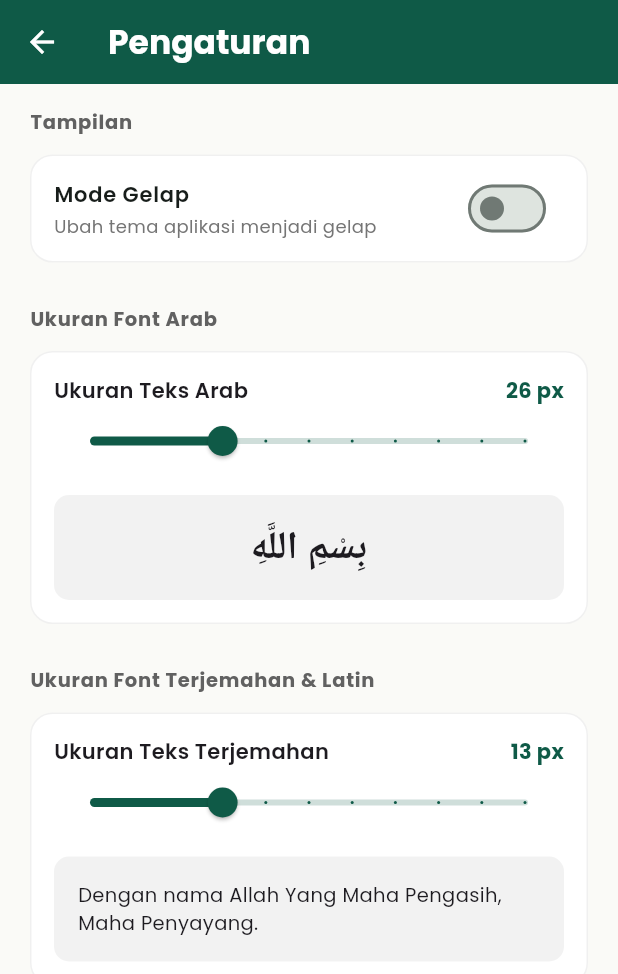
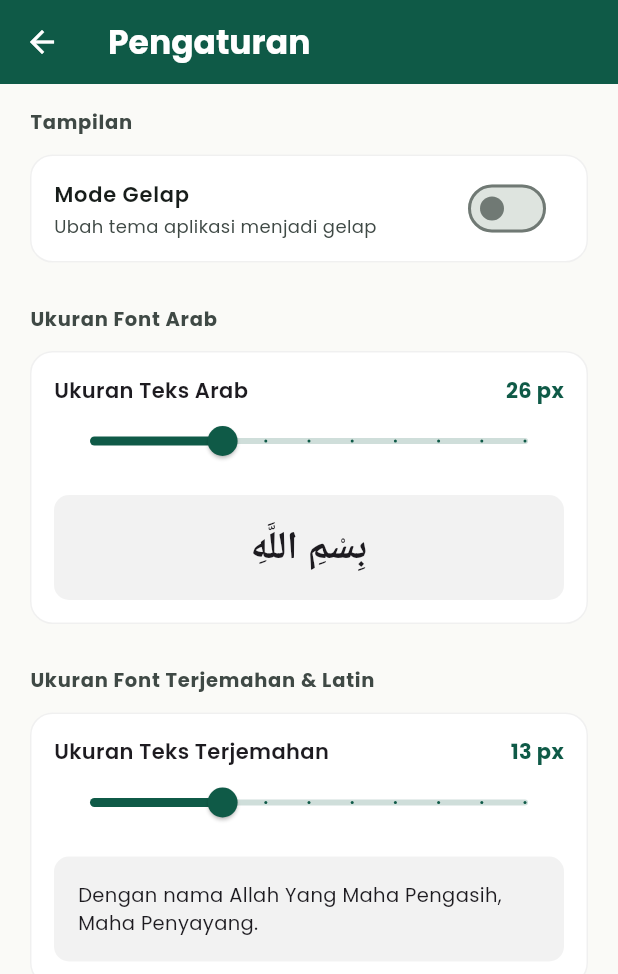
Before and after one commit to AGUN1505/quran_flutter, a Flutter app: the screen it shows after launch, after a tap on the "settings" icon, on a phone screen of 412 x 824 dp. Shown: the top 974 px of the screen. Run offline on Flutter 3.47's test engine with Material 3 defaults, Android fonts, the phone set to English and light mode, and no system bars; our stand-ins replace audioplayers, google_fonts, shared_preferences; network calls fail; Roboto replaces fonts that are missing (Amiri).

Commit message:
fix: memperbaiki bug tema

```diff
--- a/lib/screens/detail_screen.dart
+++ b/lib/screens/detail_screen.dart
@@ -59,7 +59,7 @@ class _DetailScreenState extends State<DetailScreen> {
     final themeColor = Theme.of(context).primaryColor;
 
     return Scaffold(
-      backgroundColor: const Color(0xFFFAFAF7),
+      backgroundColor: Theme.of(context).scaffoldBackgroundColor,
       appBar: AppBar(
         backgroundColor: themeColor,
         elevation: 0,
--- a/lib/screens/home_screen.dart
+++ b/lib/screens/home_screen.dart
@@ -38,7 +38,7 @@ class _HomeScreenState extends State<HomeScreen> {
     final accentColor = Theme.of(context).colorScheme.secondary;
 
     return Scaffold(
-      backgroundColor: const Color(0xFFFAFAF7),
+      backgroundColor: Theme.of(context).scaffoldBackgroundColor,
       body: SafeArea(
         child: Column(
           children: [
@@ -107,7 +107,7 @@ class _HomeScreenState extends State<HomeScreen> {
                   // Search Bar
                   Container(
                     decoration: BoxDecoration(
-                      color: Colors.white,
+                      color: Theme.of(context).cardColor,
                       borderRadius: BorderRadius.circular(15),
                       boxShadow: [
                         BoxShadow(
@@ -151,7 +151,7 @@ class _HomeScreenState extends State<HomeScreen> {
                           margin: const EdgeInsets.only(bottom: 12),
                           padding: const EdgeInsets.symmetric(horizontal: 16, vertical: 12),
                           decoration: BoxDecoration(
-                            color: Colors.white,
+                            color: Theme.of(context).cardColor,
                             borderRadius: BorderRadius.circular(15),
                           ),
                           child: Row(
--- a/lib/screens/settings_screen.dart
+++ b/lib/screens/settings_screen.dart
@@ -39,7 +39,7 @@ class SettingsScreen extends StatelessWidget {
             padding: const EdgeInsets.all(16.0),
             children: [
               // Theme Section Header
-              _buildSectionHeader('Tampilan'),
+              _buildSectionHeader(context, 'Tampilan'),
 
               // Theme Option Card
               Card(
@@ -62,7 +62,7 @@ class SettingsScreen extends StatelessWidget {
                     'Ubah tema aplikasi menjadi gelap',
                     style: GoogleFonts.poppins(
                       fontSize: 12,
-                      color: Colors.grey[600],
+                      color: Theme.of(context).colorScheme.onSurfaceVariant,
                     ),
                   ),
                   value: isDark,
@@ -73,7 +73,7 @@ class SettingsScreen extends StatelessWidget {
               const SizedBox(height: 24),
 
               // Font Size Section Header
-              _buildSectionHeader('Ukuran Font Arab'),
+              _buildSectionHeader(context, 'Ukuran Font Arab'),
 
               // Arabic Font Size Card
               Card(
@@ -144,7 +144,7 @@ class SettingsScreen extends StatelessWidget {
               const SizedBox(height: 24),
 
               // Latin/Translation Font Size Section Header
-              _buildSectionHeader('Ukuran Font Terjemahan & Latin'),
+              _buildSectionHeader(context, 'Ukuran Font Terjemahan & Latin'),
 
               // Translation Font Size Card
               Card(
@@ -215,7 +215,7 @@ class SettingsScreen extends StatelessWidget {
     );
   }
 
-  Widget _buildSectionHeader(String title) {
+  Widget _buildSectionHeader(BuildContext context, String title) {
     return Padding(
       padding: const EdgeInsets.only(left: 4.0, bottom: 8.0),
       child: Text(
@@ -223,7 +223,7 @@ class SettingsScreen extends StatelessWidget {
         style: GoogleFonts.poppins(
           fontWeight: FontWeight.bold,
           fontSize: 13,
-          color: Colors.grey[700],
+          color: Theme.of(context).colorScheme.onSurfaceVariant,
           letterSpacing: 0.5,
         ),
       ),
--- a/lib/screens/tafsir_screen.dart
+++ b/lib/screens/tafsir_screen.dart
@@ -32,7 +32,7 @@ class _TafsirScreenState extends State<TafsirScreen> {
     final themeColor = Theme.of(context).primaryColor;
 
     return Scaffold(
-      backgroundColor: const Color(0xFFFAFAF7),
+      backgroundColor: Theme.of(context).scaffoldBackgroundColor,
       appBar: AppBar(
         backgroundColor: themeColor,
         elevation: 0,
--- a/lib/widgets/shimmer_loading.dart
+++ b/lib/widgets/shimmer_loading.dart
@@ -39,6 +39,19 @@ class _ShimmerLoadingState extends State<ShimmerLoading>
 
   @override
   Widget build(BuildContext context) {
+    final isDark = Theme.of(context).brightness == Brightness.dark;
+    final colors = isDark
+        ? const [
+            Color(0xFF2C2C2C),
+            Color(0xFF3A3A3A),
+            Color(0xFF2C2C2C),
+          ]
+        : const [
+            Color(0xFFEBEBEB),
+            Color(0xFFF4F4F4),
+            Color(0xFFEBEBEB),
+          ];
+
     return AnimatedBuilder(
       animation: _animation,
       builder: (context, child) {
@@ -50,11 +63,7 @@ class _ShimmerLoadingState extends State<ShimmerLoading>
             gradient: LinearGradient(
               begin: Alignment.topLeft,
               end: Alignment.bottomRight,
-              colors: const [
-                Color(0xFFEBEBEB),
-                Color(0xFFF4F4F4),
-                Color(0xFFEBEBEB),
-              ],
+              colors: colors,
               stops: const [0.0, 0.5, 1.0],
               transform: _SlidingGradientTransform(slidePercent: _animation.value),
             ),
--- a/lib/widgets/surah_card.dart
+++ b/lib/widgets/surah_card.dart
@@ -19,7 +19,7 @@ class SurahCard extends StatelessWidget {
     return Container(
       margin: const EdgeInsets.only(bottom: 12),
       decoration: BoxDecoration(
-        color: Colors.white,
+        color: Theme.of(context).cardColor,
         borderRadius: BorderRadius.circular(15),
         boxShadow: [
           BoxShadow(
@@ -57,14 +57,14 @@ class SurahCard extends StatelessWidget {
           style: GoogleFonts.poppins(
             fontWeight: FontWeight.w600,
             fontSize: 16,
-            color: Colors.black87,
+            color: Theme.of(context).colorScheme.onSurface,
           ),
         ),
         subtitle: Text(
           '${surah.arti} • ${surah.jumlahAyat} Ayat',
           style: GoogleFonts.poppins(
             fontSize: 12,
-            color: Colors.grey[600],
+            color: Theme.of(context).colorScheme.onSurfaceVariant,
           ),
         ),
         trailing: Text(
--- a/lib/widgets/tafsir_card.dart
+++ b/lib/widgets/tafsir_card.dart
@@ -17,7 +17,7 @@ class TafsirCard extends StatelessWidget {
     return Container(
       margin: const EdgeInsets.only(bottom: 16),
       decoration: BoxDecoration(
-        color: Colors.white,
+        color: Theme.of(context).cardColor,
         borderRadius: BorderRadius.circular(15),
         boxShadow: [
           BoxShadow(
@@ -66,7 +66,7 @@ class TafsirCard extends StatelessWidget {
               textAlign: TextAlign.justify,
               style: GoogleFonts.poppins(
                 fontSize: 13,
-                color: Colors.grey[800],
+                color: Theme.of(context).colorScheme.onSurface,
                 height: 1.6,
               ),
             ),
```
Also changed, not shown: 1 other file.
